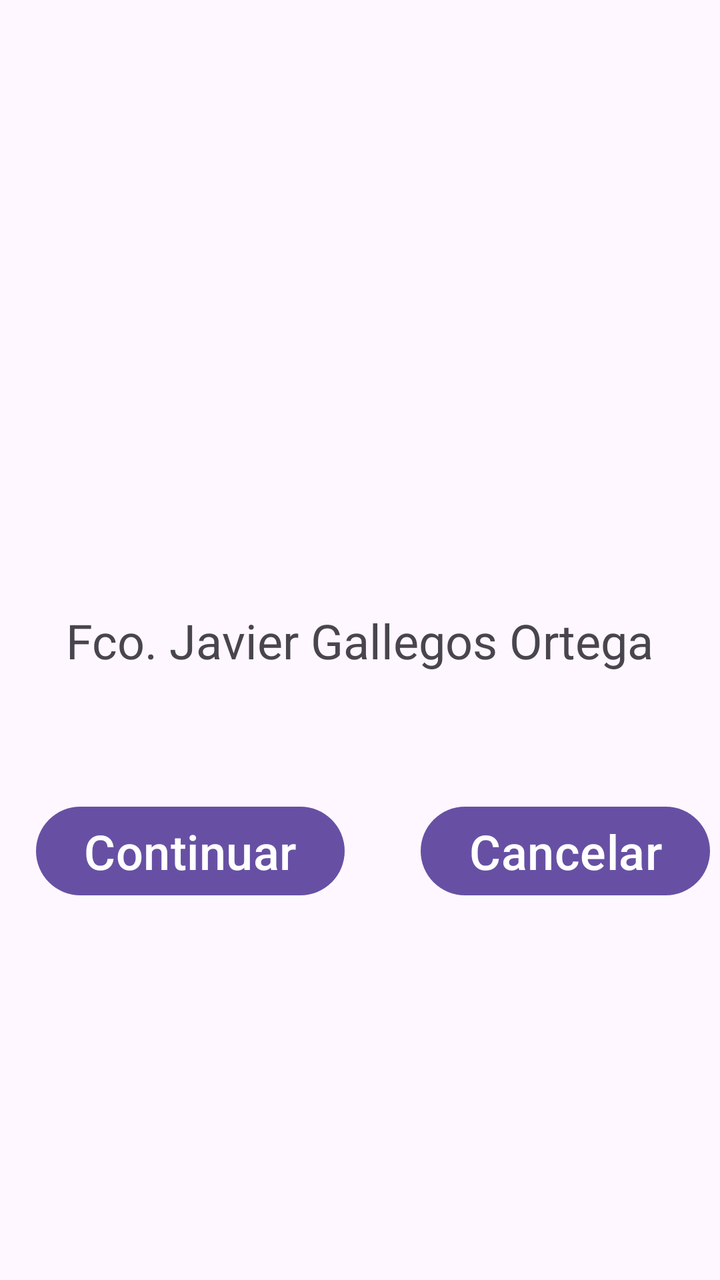
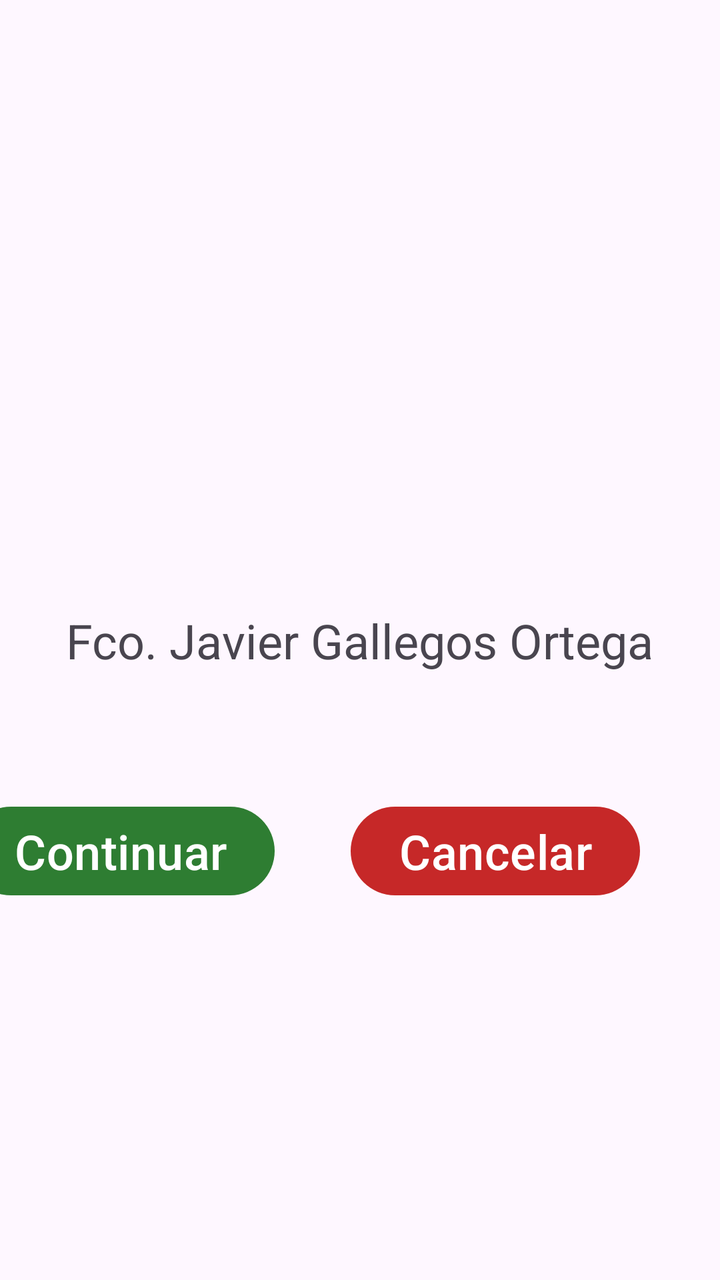

Screens rendered from an Android XML layout before and after an edit, with the pre-edit source and the edit as a unified diff.
<!-- AndroidManifest.xml: application theme Theme.RecursosJavier -->
<!-- res/layout/activity_main.xml -->
<?xml version="1.0" encoding="utf-8"?>
<androidx.constraintlayout.widget.ConstraintLayout xmlns:android="http://schemas.android.com/apk/res/android"
    xmlns:app="http://schemas.android.com/apk/res-auto"
    xmlns:tools="http://schemas.android.com/tools"
    android:id="@+id/main"
    android:layout_width="match_parent"
    android:layout_height="match_parent"
    tools:context=".MainActivity">

    <TextView
        android:id="@+id/textNombre"
        android:layout_width="wrap_content"
        android:layout_height="wrap_content"
        android:text="@string/mi_nombre"
        android:textSize="24sp"
        app:layout_constraintBottom_toBottomOf="parent"
        app:layout_constraintEnd_toEndOf="parent"
        app:layout_constraintStart_toStartOf="parent"
        app:layout_constraintTop_toTopOf="parent" />

    <Button
        android:id="@+id/buttonContinuar"
        android:layout_width="wrap_content"
        android:layout_height="wrap_content"
        android:layout_marginTop="63dp"
        android:layout_marginEnd="38dp"
        android:text="@string/boton_continuar"
        android:textSize="24sp"
        app:layout_constraintEnd_toStartOf="@+id/buttonCancelar"
        app:layout_constraintTop_toBottomOf="@+id/textNombre" />

    <Button
        android:id="@+id/buttonCancelar"
        android:layout_width="wrap_content"
        android:layout_height="wrap_content"
        android:layout_marginEnd="5dp"
        android:text="@string/boton_cancelar"
        android:textSize="24sp"
        app:layout_constraintBaseline_toBaselineOf="@+id/buttonContinuar"
        app:layout_constraintEnd_toEndOf="parent" />

</androidx.constraintlayout.widget.ConstraintLayout>
<!-- resources referenced by this layout -->
<resources>
  <string name="boton_cancelar">Cancelar</string>
  <string name="boton_continuar">Continuar</string>
  <string name="mi_nombre">Fco. Javier Gallegos Ortega</string>
  <style name="Theme.RecursosJavier" parent="Base.Theme.RecursosJavier" />
  <style name="Base.Theme.RecursosJavier" parent="Theme.Material3.DayNight.NoActionBar">
          
          
      </style>
</resources>

<!-- the commit's change to res/layout/activity_main.xml (unified diff, before → after) -->
@@ -27,15 +27,17 @@
         android:text="@string/boton_continuar"
         android:textSize="24sp"
         app:layout_constraintEnd_toStartOf="@+id/buttonCancelar"
-        app:layout_constraintTop_toBottomOf="@+id/textNombre" />
+        app:layout_constraintTop_toBottomOf="@+id/textNombre"
+        app:backgroundTint="@color/verde_continuar"/>
 
     <Button
         android:id="@+id/buttonCancelar"
         android:layout_width="wrap_content"
         android:layout_height="wrap_content"
-        android:layout_marginEnd="5dp"
+        android:layout_marginEnd="40dp"
         android:text="@string/boton_cancelar"
         android:textSize="24sp"
+        app:backgroundTint="@color/rojo_cancelar"
         app:layout_constraintBaseline_toBaselineOf="@+id/buttonContinuar"
         app:layout_constraintEnd_toEndOf="parent" />
 
<!-- resource entries referenced after the edit -->
@@ -1,5 +1,7 @@
 <!-- resources referenced by this layout -->
 <resources>
+  <color name="rojo_cancelar">#C62828</color>
+  <color name="verde_continuar">#2E7D32</color>
   <string name="boton_cancelar">Cancelar</string>
   <string name="boton_continuar">Continuar</string>
   <string name="mi_nombre">Fco. Javier Gallegos Ortega</string>
